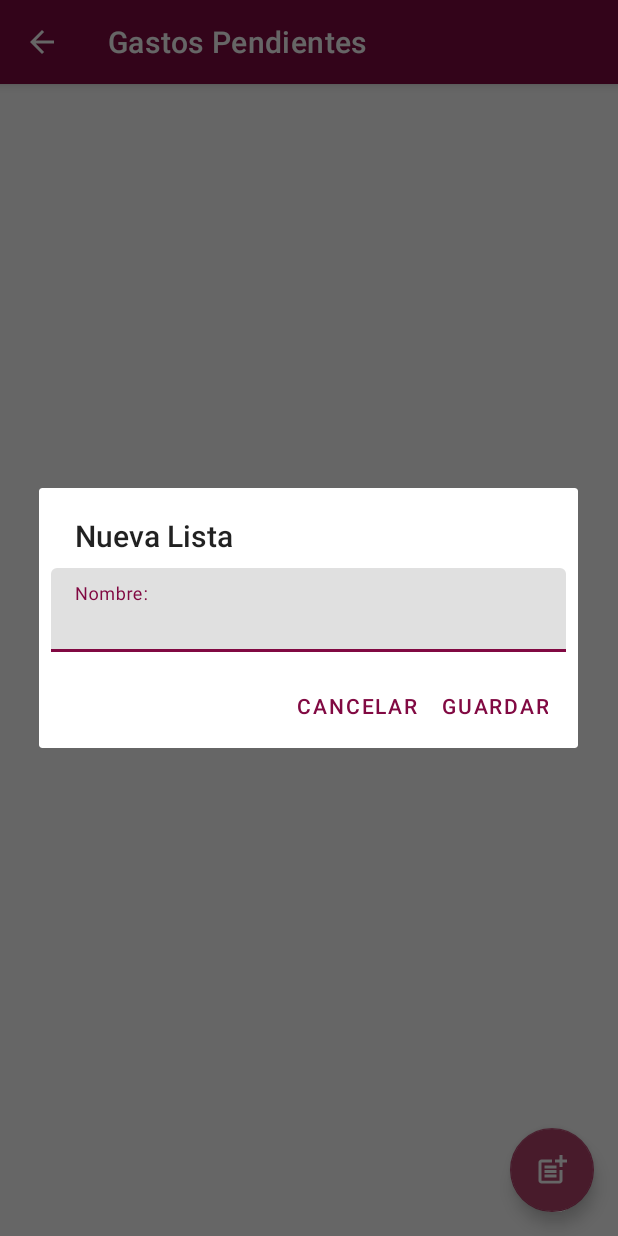
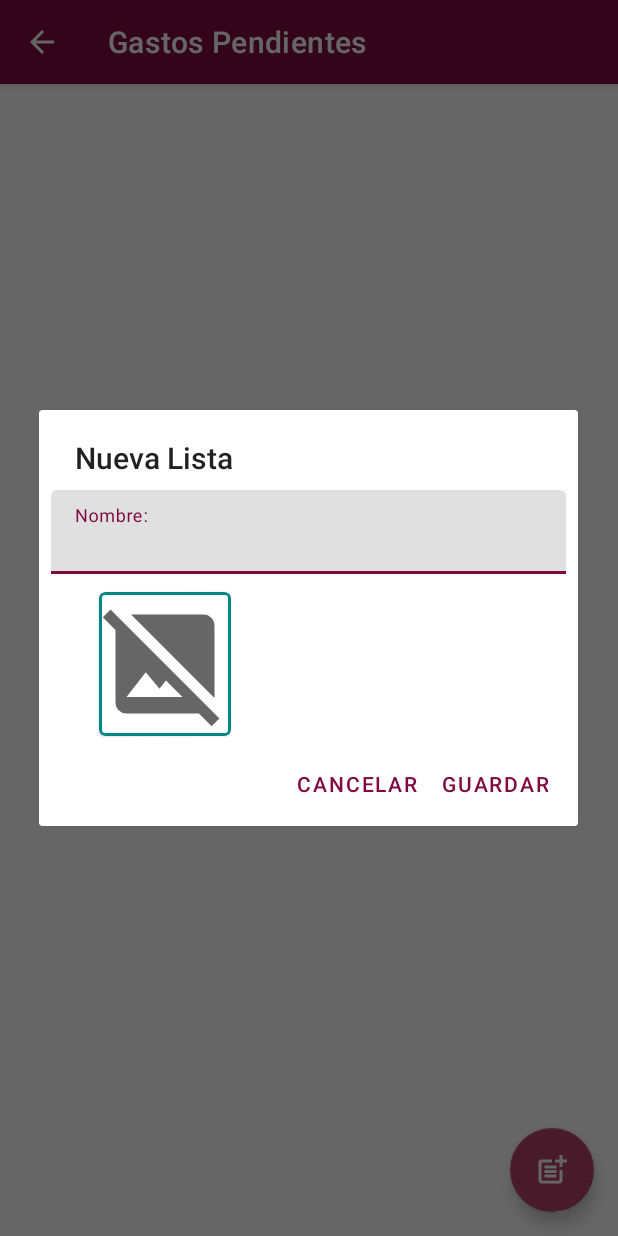
Before and after one commit to HectorSalo/MyFinances, an Android app: the ListaPendientesListActivity screen opened directly, with no data from a screen before it, after a tap on an icon or button, on a phone screen of 412 x 824 dp. Run offline under Robolectric (Android 15) with nearby library versions, the phone set to English and light mode, and no system bars; our stand-ins replace Firebase (no records; nobody signed in at launch, a user with empty details on screens opened directly); pictures from the network do not load.

Commit message:
V3.7.5 Implementacion MVP Imagenes Crear Lista

```diff
--- a/app/src/main/java/com/skysam/hchirinos/myfinances/common/model/constructores/ImagenesListasConstructor.kt
+++ b/app/src/main/java/com/skysam/hchirinos/myfinances/common/model/constructores/ImagenesListasConstructor.kt
@@ -2,4 +2,5 @@ package com.skysam.hchirinos.myfinances.common.model.constructores
 
 class ImagenesListasConstructor {
     var photoUrl: String? = null
+    var imageSelected: Boolean? = false
 }
--- a/app/src/main/java/com/skysam/hchirinos/myfinances/listaGastosModule/interactor/CrearEditarListaInteractorClass.kt
+++ b/app/src/main/java/com/skysam/hchirinos/myfinances/listaGastosModule/interactor/CrearEditarListaInteractorClass.kt
@@ -10,11 +10,16 @@ import com.skysam.hchirinos.myfinances.listaGastosModule.presenter.CrearEditarLi
 class CrearEditarListaInteractorClass(val crearEditarListaPresenter: CrearEditarListaPresenter): CrearEditarListaInteractor {
     override fun getImages() {
         val imagenes = ArrayList<ImagenesListasConstructor>()
+        val imagenFirst = ImagenesListasConstructor()
+        imagenFirst.photoUrl = null
+        imagenFirst.imageSelected = true
+        imagenes.add(imagenFirst)
         FirebaseFirestore.getImages().get()
                 .addOnSuccessListener { result ->
             for (document in result) {
                 val imagen = ImagenesListasConstructor()
                 imagen.photoUrl = document.getString(Constants.BD_IMAGEN)
+                imagen.imageSelected = false
                 imagenes.add(imagen)
             }
             crearEditarListaPresenter.cargarImagenes(imagenes)
--- /dev/null
+++ b/app/src/main/java/com/skysam/hchirinos/myfinances/listaGastosModule/ui/CrearEditarListaClick.kt
@@ -0,0 +1,5 @@
+package com.skysam.hchirinos.myfinances.listaGastosModule.ui
+
+interface CrearEditarListaClick {
+    fun onImageClick(position: Int)
+}
--- a/app/src/main/java/com/skysam/hchirinos/myfinances/listaGastosModule/ui/CrearEditarListaDialog.kt
+++ b/app/src/main/java/com/skysam/hchirinos/myfinances/listaGastosModule/ui/CrearEditarListaDialog.kt
@@ -27,7 +27,7 @@ import kotlin.collections.ArrayList
 
 class CrearEditarListaDialog(private val twoPane: Boolean, private val guardar: Boolean, private val lista: ArrayList<ListasConstructor>, private val position: Int?,
                              private val adapter: ListasPendientesAdapter):
-        DialogFragment(), CrearEditarListaView {
+        DialogFragment(), CrearEditarListaView, CrearEditarListaClick {
     private var _binding : DialogCrearListaBinding? = null
     private val binding get() = _binding!!
     private val user = FirebaseAuth.getInstance().currentUser
@@ -36,6 +36,7 @@ class CrearEditarListaDialog(private val twoPane: Boolean, private val guardar:
     private lateinit var imagenesListas: ArrayList<ImagenesListasConstructor>
     private lateinit var imagenesListasAdapter: ImagenesListasAdapter
     private var crearEditarListaPresenter: CrearEditarListaPresenter = CrearEditarListaPresenterClass(this)
+    private var imagen: String? = null
 
 
     override fun onCreateDialog(savedInstanceState: Bundle?): Dialog {
@@ -105,6 +106,7 @@ class CrearEditarListaDialog(private val twoPane: Boolean, private val guardar:
                         itemNuevo.nombreLista = nombre
                         itemNuevo.idLista = docId
                         itemNuevo.cantidadItems = 0
+                        itemNuevo.imagen = imagen
                         lista.add(itemNuevo)
                         adapter.updateList(lista)
                     } else {
@@ -142,8 +144,17 @@ class CrearEditarListaDialog(private val twoPane: Boolean, private val guardar:
     override fun cargarImagenes(imagenes: ArrayList<ImagenesListasConstructor>) {
         imagenesListas = ArrayList()
         imagenesListas = imagenes
-        imagenesListasAdapter = ImagenesListasAdapter(imagenesListas, requireContext())
+        imagenesListasAdapter = ImagenesListasAdapter(imagenesListas, requireContext(), this)
         binding.rvImagenesListas.adapter = imagenesListasAdapter
+    }
+
+    override fun onImageClick(position: Int) {
+        for (j in 0 until imagenesListas.size) {
+            imagenesListas[j].imageSelected = false
+        }
+        imagen = imagenesListas[position].photoUrl
+        imagenesListas[position].imageSelected = true
+        imagenesListasAdapter.update(imagenesListas)
     }
 
 
--- a/app/src/main/java/com/skysam/hchirinos/myfinances/listaGastosModule/ui/ImagenesListasAdapter.kt
+++ b/app/src/main/java/com/skysam/hchirinos/myfinances/listaGastosModule/ui/ImagenesListasAdapter.kt
@@ -15,10 +15,9 @@ import com.google.android.material.card.MaterialCardView
 import com.skysam.hchirinos.myfinances.R
 import com.skysam.hchirinos.myfinances.common.model.constructores.ImagenesListasConstructor
 
-class ImagenesListasAdapter(private var imagenes: ArrayList<ImagenesListasConstructor>, private var context: Context):
+class ImagenesListasAdapter(private var imagenes: ArrayList<ImagenesListasConstructor>, private var context: Context,
+private var crearEditarListaClick: CrearEditarListaClick):
         RecyclerView.Adapter<ImagenesListasAdapter.ViewHolder>() {
-
-    private lateinit var mContext: Context
 
     class ViewHolder(view: View) : RecyclerView.ViewHolder(view) {
         val imagen: ImageView = view.findViewById(R.id.iv_listas)
@@ -28,7 +27,6 @@ class ImagenesListasAdapter(private var imagenes: ArrayList<ImagenesListasConstr
     override fun onCreateViewHolder(parent: ViewGroup, viewType: Int): ViewHolder {
         val view = LayoutInflater.from(context)
                 .inflate(R.layout.cardview_imagenes_listas, parent, false)
-        //mContext = parent.context
         return ViewHolder(view)
     }
 
@@ -37,17 +35,33 @@ class ImagenesListasAdapter(private var imagenes: ArrayList<ImagenesListasConstr
 
         val options = RequestOptions()
                 .diskCacheStrategy(DiskCacheStrategy.RESOURCE)
-                .error(android.R.drawable.ic_menu_gallery)
+                .error(R.drawable.ic_image_not_selected_96)
                 .placeholder(android.R.drawable.ic_menu_gallery)
 
-        Glide.with(context).load(item.photoUrl)
-                .apply(options).into(holder.imagen)
+        if (item.photoUrl != null) {
+            Glide.with(context).load(item.photoUrl)
+                    .apply(options).into(holder.imagen)
+        } else {
+            Glide.with(context).load(R.drawable.ic_image_not_selected_96)
+                    .apply(options).into(holder.imagen)
+        }
+
+        if (item.imageSelected!!) {
+            holder.cardview.strokeColor = holder.itemView.resources.getColor(R.color.design_default_color_secondary_variant)
+        }
 
         with(holder.itemView) {
             tag = item
-            //setOnClickListener(onClickListener)
+            holder.itemView.setOnClickListener {
+                crearEditarListaClick.onImageClick(position)
+            }
         }
     }
 
     override fun getItemCount(): Int = imagenes.size
+
+    fun update(imagenesNew: ArrayList<ImagenesListasConstructor>) {
+        imagenes = imagenesNew
+        notifyDataSetChanged()
+    }
 }
--- /dev/null
+++ b/app/src/main/res/drawable/ic_image_not_selected_96.xml
@@ -0,0 +1,5 @@
+<vector android:height="96dp" android:tint="?attr/colorControlNormal"
+    android:viewportHeight="24" android:viewportWidth="24"
+    android:width="96dp" xmlns:android="http://schemas.android.com/apk/res/android">
+    <path android:fillColor="@android:color/white" android:pathData="M21.9,21.9l-8.49,-8.49l0,0L3.59,3.59l0,0L2.1,2.1L0.69,3.51L3,5.83V19c0,1.1 0.9,2 2,2h13.17l2.31,2.31L21.9,21.9zM5,18l3.5,-4.5l2.5,3.01L12.17,15l3,3H5zM21,18.17L5.83,3H19c1.1,0 2,0.9 2,2V18.17z"/>
+</vector>
--- a/app/src/main/res/layout/cardview_imagenes_listas.xml
+++ b/app/src/main/res/layout/cardview_imagenes_listas.xml
@@ -4,7 +4,9 @@
     android:layout_width="wrap_content"
     android:layout_height="wrap_content"
     android:id="@+id/cardview"
-    android:layout_margin="4dp">
+    android:layout_margin="4dp"
+    app:strokeColor="?attr/colorOnPrimary"
+    app:strokeWidth="2dp">
 
 
     <RelativeLayout
```
Also changed, not shown: app/src/main/java/com/skysam/hchirinos/myfinances/common/model/constructores/ListasConstructor.java (+9 -1 lines).
